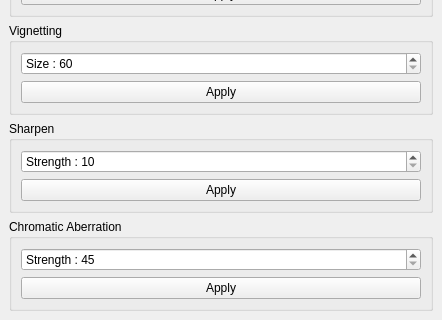
Old version of the form imageeffectsdockwidget.ui in the repository michalmielczynski/PanelTest; both pictures show x 0 to 442 and y 394 to 714 of the 442 by 714 pixel window.
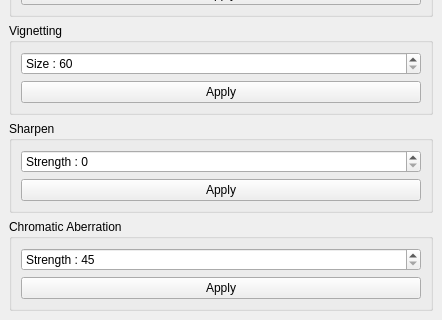
New version of the form.

Commit message: sharpen filter correction

The edit to the form file:
```diff
--- a/imageeffectsdockwidget.ui
+++ b/imageeffectsdockwidget.ui
@@ -174,10 +174,10 @@
           <string>Strength : </string>
          </property>
          <property name="minimum">
-          <number>10</number>
+          <number>0</number>
          </property>
          <property name="maximum">
-          <number>20</number>
+          <number>21</number>
          </property>
         </widget>
        </item>
```
The commit also changes 2 other files.
